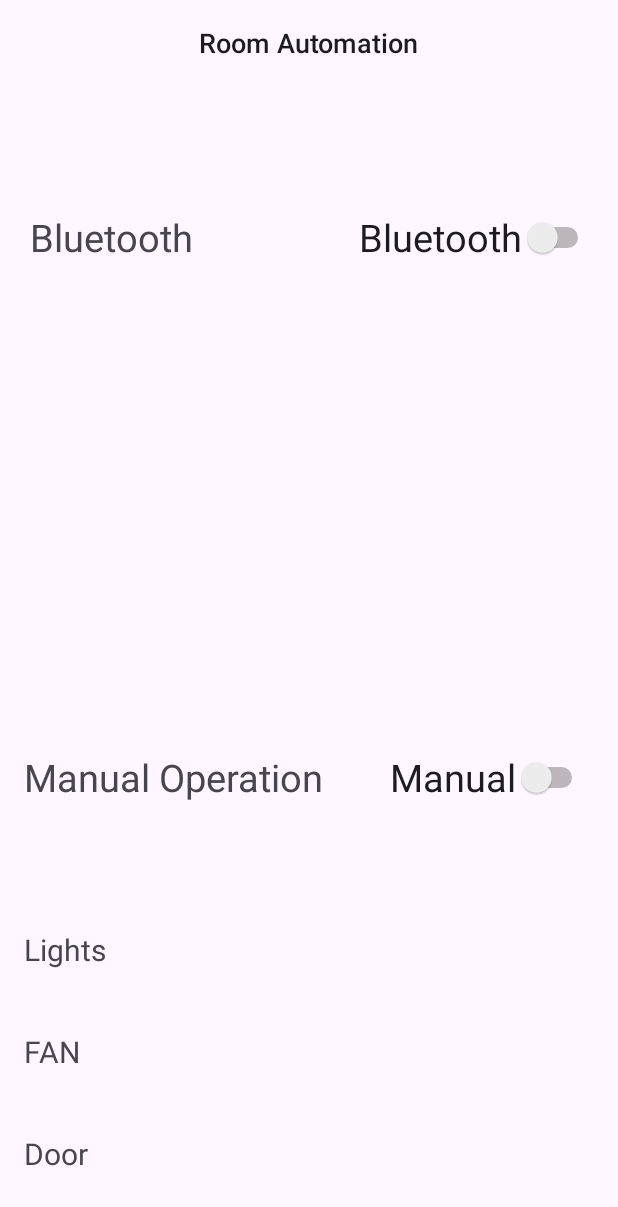
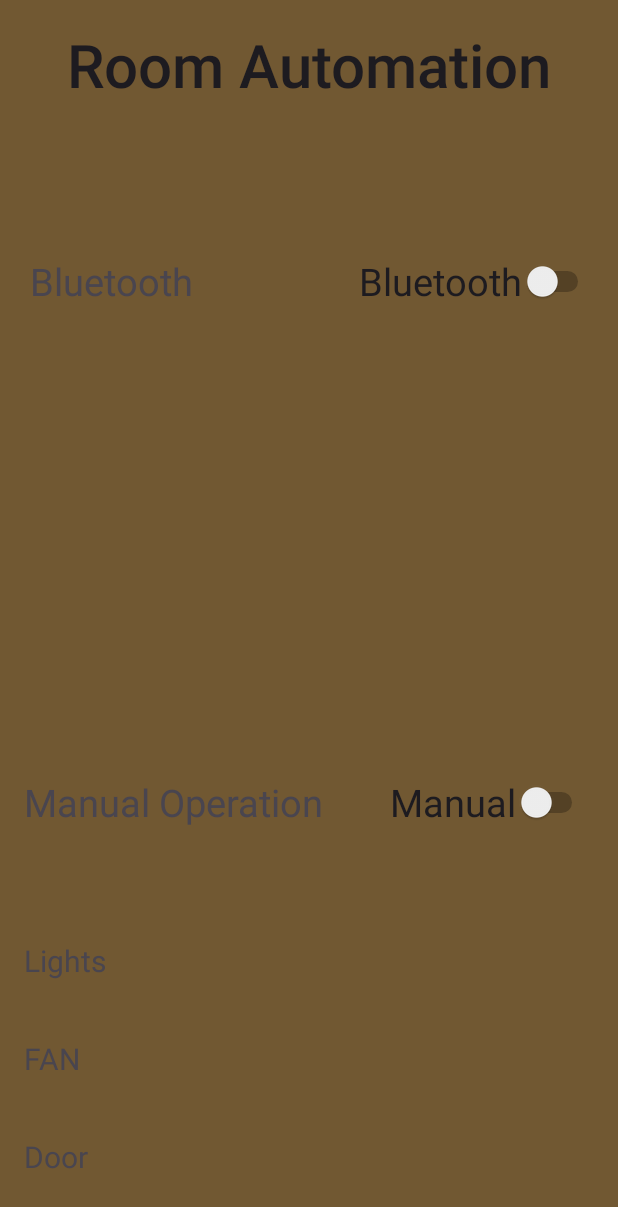
Before and after one commit to NTA1508/GPBL2025_SmartHome_app, an Android app: the screen it shows after launch (MainActivity), on a phone screen of 412 x 824 dp. Shown: the top 1207 px of the screen. Run offline under Robolectric (Android 15) with nearby library versions, the phone set to English and light mode, and no system bars; our stand-ins replace Firebase (no records; nobody signed in at launch, a user with empty details on screens opened directly); 1 statement that could not run was skipped.

Commit message:
activity_main.xml

```diff
--- a/app/src/main/res/layout/activity_main.xml
+++ b/app/src/main/res/layout/activity_main.xml
@@ -5,38 +5,39 @@
     android:id="@+id/main"
     android:layout_width="match_parent"
     android:layout_height="match_parent"
+    android:background="#715832"
     tools:context=".MainActivity">
 
     <TextView
         android:id="@+id/textView1"
         android:layout_width="wrap_content"
         android:layout_height="wrap_content"
+        android:layout_marginTop="16dp"
         android:fontFamily="sans-serif-medium"
         android:text="Room Automation"
         android:textAppearance="@style/TextAppearance.AppCompat.Body1"
-        android:textSize="18sp"
-        app:layout_constraintTop_toTopOf="parent"
+        android:textSize="40sp"
+        app:layout_constraintEnd_toEndOf="parent"
         app:layout_constraintStart_toStartOf="parent"
-        app:layout_constraintEnd_toEndOf="parent"
-        android:layout_marginTop="16dp"/>
+        app:layout_constraintTop_toTopOf="parent" />
 
     <LinearLayout
         android:id="@+id/main_layout"
         android:layout_width="match_parent"
         android:layout_height="0dp"
         android:orientation="vertical"
-        app:layout_constraintTop_toBottomOf="@id/textView1"
+        app:layout_constraintBottom_toBottomOf="parent"
+        app:layout_constraintEnd_toEndOf="parent"
         app:layout_constraintStart_toStartOf="parent"
-        app:layout_constraintEnd_toEndOf="parent"
-        app:layout_constraintBottom_toBottomOf="parent">
+        app:layout_constraintTop_toBottomOf="@id/textView1">
 
         <LinearLayout
             android:layout_width="match_parent"
             android:layout_height="0dp"
             android:layout_weight="1"
             android:orientation="horizontal"
-            android:paddingTop="100dp"
-            android:paddingLeft="20dp">
+            android:paddingLeft="20dp"
+            android:paddingTop="100dp">
 
             <TextView
                 android:id="@+id/textView3"
@@ -44,15 +45,15 @@
                 android:layout_height="wrap_content"
                 android:layout_weight="1"
                 android:text="Bluetooth"
-                android:textSize="25sp"/>
+                android:textSize="25sp" />
 
             <Switch
                 android:id="@+id/switch3"
                 android:layout_width="wrap_content"
                 android:layout_height="wrap_content"
+                android:layout_marginEnd="16dp"
                 android:text="Bluetooth"
-                android:textSize="25sp"
-                android:layout_marginEnd="16dp"/>
+                android:textSize="25sp" />
         </LinearLayout>
 
         <LinearLayout
@@ -60,8 +61,8 @@
             android:layout_height="0dp"
             android:layout_weight="0.7"
             android:orientation="horizontal"
-            android:paddingTop="120dp"
-            android:paddingLeft="16dp">
+            android:paddingLeft="16dp"
+            android:paddingTop="120dp">
 
             <TextView
                 android:id="@+id/textView2"
@@ -69,15 +70,15 @@
                 android:layout_height="wrap_content"
                 android:layout_weight="1"
                 android:text="Manual Operation"
-                android:textSize="25sp"/>
+                android:textSize="25sp" />
 
             <Switch
                 android:id="@+id/switch2"
                 android:layout_width="wrap_content"
                 android:layout_height="wrap_content"
+                android:layout_marginEnd="20dp"
                 android:text="Manual"
-                android:textSize="25sp"
-                android:layout_marginEnd="20dp" />
+                android:textSize="25sp" />
         </LinearLayout>
 
         <LinearLayout
@@ -118,16 +119,16 @@
                 android:layout_marginLeft="16dp"
                 android:layout_weight="1"
                 android:text="FAN"
-                android:textSize="20dp"/>
+                android:textSize="20dp" />
 
             <Switch
                 android:id="@+id/toggleButton4"
                 android:layout_width="wrap_content"
                 android:layout_height="wrap_content"
+                android:layout_marginEnd="40dp"
                 android:text="FAN"
                 android:textSize="20dp"
-                android:visibility="invisible"
-                android:layout_marginEnd="40dp"/>
+                android:visibility="invisible" />
 
         </LinearLayout>
 
```
